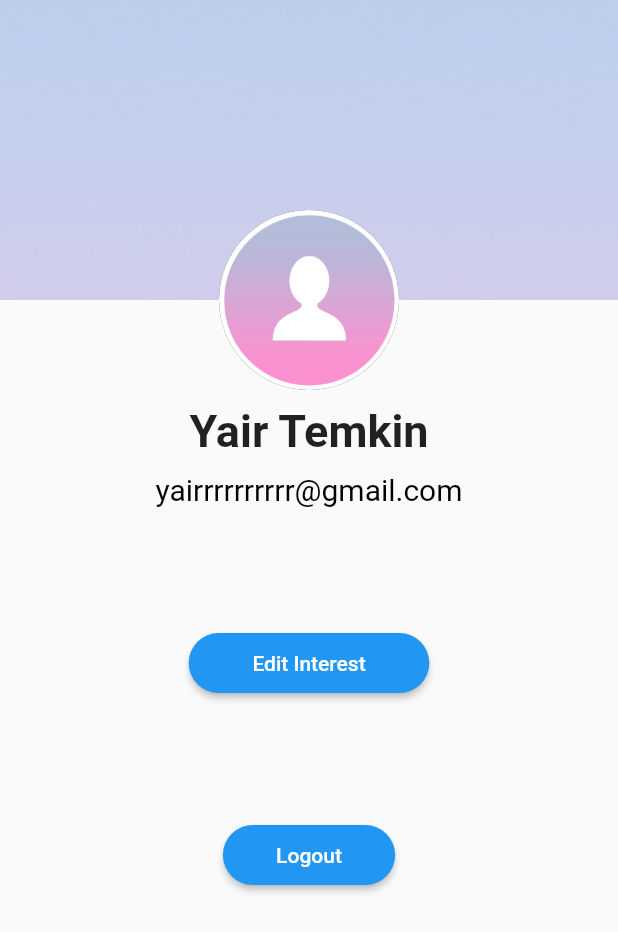
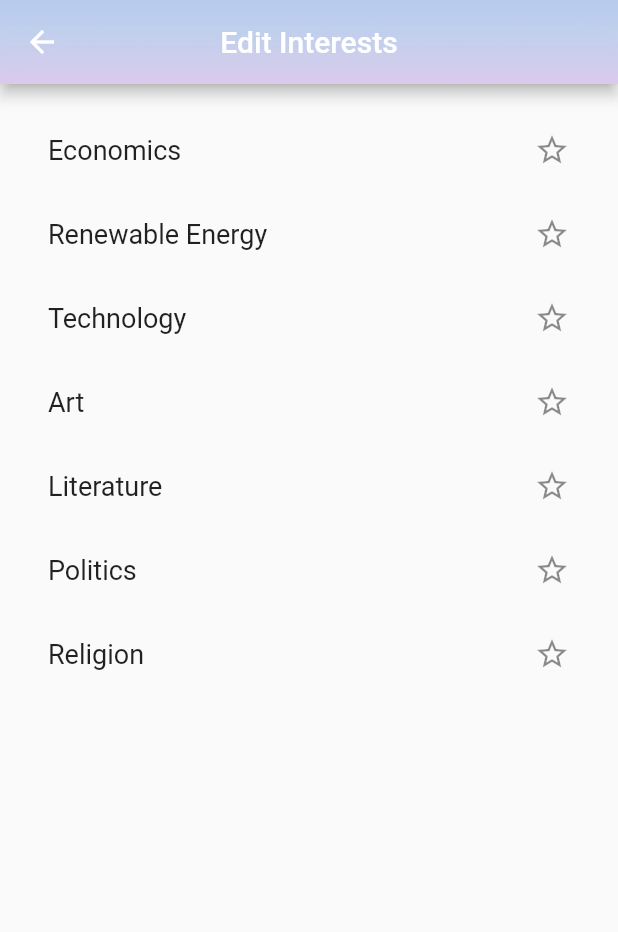
Before and after one commit to MarianaTorresTorres/IntroToSWEProject, a Flutter app: the Profile screen opened directly, after a tap on "Edit Interest", on a phone screen of 412 x 824 dp. Shown: the top 932 px of the screen. Run offline on Flutter 3.47's test engine with Material 2 defaults, Android fonts, the phone set to English and light mode, and no system bars; our stand-ins replace graphql_flutter; network calls fail.

Commit message:
interestPage

```diff
--- /dev/null
+++ b/client/lib/interests.dart
@@ -0,0 +1,110 @@
+import 'package:flutter/material.dart';
+import 'package:graphql_flutter/graphql_flutter.dart';
+
+class InterestsPage extends StatefulWidget {
+  @override
+  InterestsPageState createState() => InterestsPageState();
+}
+
+class InterestsPageState extends State<InterestsPage> {
+  final selectedInterests = Set<String>();
+  Map<String, String> allInterests = {
+    "Economics": "economics",
+    "Renewable Energy": "renewableenergy",
+    "Technology": "technology",
+    "Art": "artistry",
+    "Literature": "literature",
+    "Politics": "politics",
+    "Religion": "religion"
+  };
+
+  Widget buildRow(final topic) {
+    final alreadySaved = selectedInterests.contains(allInterests[topic]);
+    return Mutation(
+        options: MutationOptions(
+          document: gql(editUserInterestsGraphQL),
+        ),
+        builder: (
+          RunMutation runMutation,
+          QueryResult? result,
+        ) {
+          return ListTile(
+              title: Text(topic, style: TextStyle(fontSize: 18.0)),
+              trailing: Icon(
+                  alreadySaved ? Icons.star : Icons.star_border_outlined,
+                  color: alreadySaved ? Colors.amber : null),
+              onTap: () {
+                setState(() {
+                  if (alreadySaved) {
+                    selectedInterests.remove(allInterests[topic]);
+                  } else {
+                    selectedInterests.add(allInterests[topic].toString());
+                  }
+                  final interests = [];
+                  interests.addAll(selectedInterests);
+                  runMutation({
+                    'interests': interests,
+                  });
+                });
+              });
+        });
+  }
+
+  @override
+  Widget build(BuildContext context) {
+    final interestsArr = [];
+    interestsArr.addAll(allInterests.keys);
+    return Scaffold(
+        appBar: AppBar(
+          title: const Text("Edit Interests"),
+          backgroundColor: Colors.transparent,
+          centerTitle: true,
+          flexibleSpace: Container(
+            decoration: const BoxDecoration(
+                image: DecorationImage(
+                    image: AssetImage('assets/editInterests.png'),
+                    fit: BoxFit.fill)),
+          ),
+        ),
+        body: Mutation(
+          options: MutationOptions(
+            document: gql(editUserInterestsGraphQL),
+          ),
+          builder: (RunMutation runMutation, QueryResult? result) {
+            if (result == null) {
+              return const Text("result = null");
+            }
+            if (result.hasException) {
+              return Text(result.exception.toString());
+            }
+
+            if (result.isLoading) {
+              return const Center(
+                child: CircularProgressIndicator(),
+              );
+            }
+
+            return ListView.builder(
+                padding: const EdgeInsets.all(16.0),
+                itemCount: interestsArr.length,
+                itemBuilder: (context, index) {
+                  return buildRow(interestsArr[index]);
+                });
+          },
+        ));
+  }
+}
+
+const editUserInterestsGraphQL = """
+  mutation (\$interests: [String]!){
+    editUserProfile(editUserProfileInput: {
+      username: "demouser"
+      email: "mari.torret@gmail.com"
+      password: "pZkwOeXC3CyIDgqGikUpGO5AdjONVO5Qjad03Bu4x7kVRiwoEpvu2"
+      interests: \$interests
+    }){
+      username
+      interests
+    }
+  }
+""";
--- a/client/lib/nav.dart
+++ b/client/lib/nav.dart
@@ -1,4 +1,5 @@
 import 'package:client/homepage.dart';
+import 'package:client/interests.dart';
 import 'package:flutter/material.dart';
 import 'package:client/buttons.dart';
 
@@ -139,7 +140,12 @@ class _ProfileState extends State<Profile> {
 
   Widget buildEditInterestButtons() => ButtonWidget(
         text: '   Edit Interest   ',
-        onClicked: () {},
+        onClicked: () {
+          Navigator.of(context)
+              .push(MaterialPageRoute(builder: (BuildContext context) {
+            return InterestsPage();
+          }));
+        },
       );
 
   Widget buildLogoutButtons() => ButtonWidget(
--- a/client/pubspec.yaml
+++ b/client/pubspec.yaml
@@ -60,6 +60,7 @@ flutter:
     - assets/background.jpeg
     - assets/home-page-bar.png
     - assets/user_default.png
+    - assets/editInterests.png
 
   # An image asset can refer to one or more resolution-specific "variants", see
   # https://flutter.dev/assets-and-images/#resolution-aware.
```
Also changed, not shown: client/lib/homepage.dart (+44 -28 lines), client/assets/editInterests.png (added).
